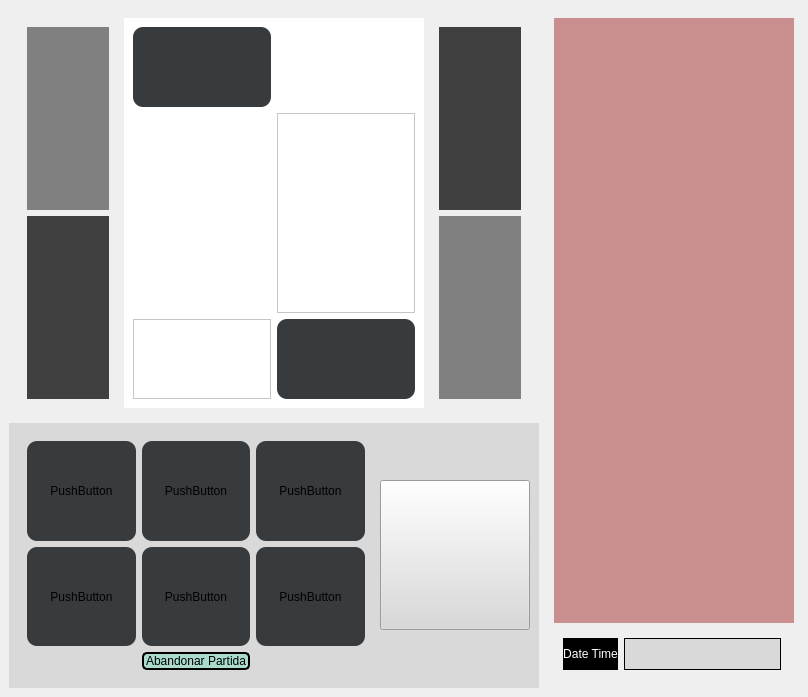
Before: the Qt Designer form Pràctica 2/pantallas ui/pantalla_cambiar_pokemon.ui in Joel-Malonda-2209/Proyecto_Pokemon, drawn with Qt 5.
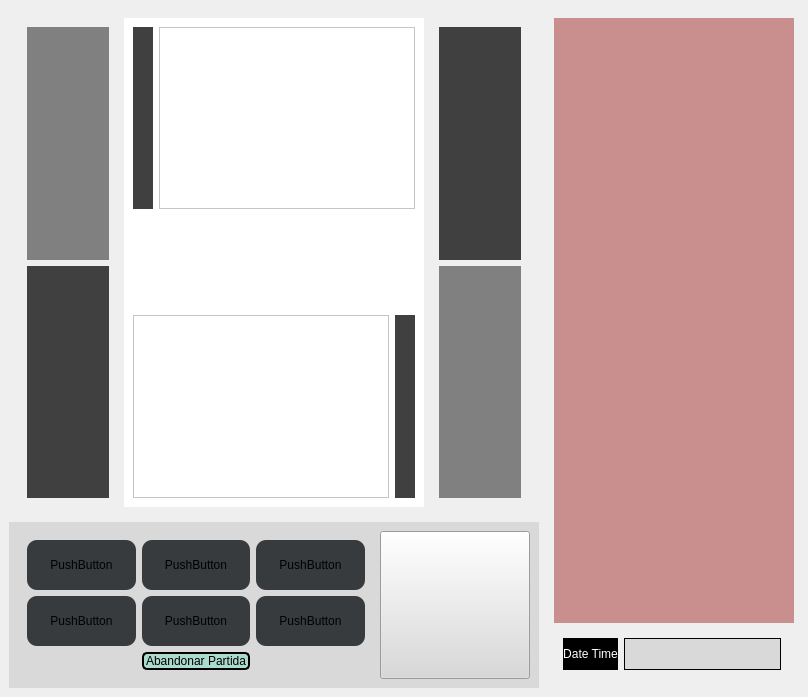
After: the same form once the commit is applied. Icons and pictures are not drawn.

The edit to the form file:
```diff
--- a/Pràctica 2/pantallas ui/pantalla_cambiar_pokemon.ui
+++ b/Pràctica 2/pantallas ui/pantalla_cambiar_pokemon.ui
@@ -86,88 +86,69 @@
               <string notr="true">background-color: rgb(255, 255, 255);</string>
              </property>
              <layout class="QGridLayout" name="gridLayout">
+              <item row="1" column="0">
+               <spacer name="verticalSpacer">
+                <property name="orientation">
+                 <enum>Qt::Vertical</enum>
+                </property>
+                <property name="sizeType">
+                 <enum>QSizePolicy::Fixed</enum>
+                </property>
+                <property name="sizeHint" stdset="0">
+                 <size>
+                  <width>20</width>
+                  <height>100</height>
+                 </size>
+                </property>
+               </spacer>
+              </item>
               <item row="0" column="0">
-               <widget class="QLabel" name="label">
-                <property name="minimumSize">
-                 <size>
-                  <width>120</width>
-                  <height>80</height>
-                 </size>
-                </property>
-                <property name="maximumSize">
-                 <size>
-                  <width>350</width>
-                  <height>200</height>
-                 </size>
-                </property>
-                <property name="styleSheet">
-                 <string notr="true">background-color: rgb(55, 59, 61); border-radius: 10px;</string>
-                </property>
-                <property name="text">
-                 <string/>
-                </property>
-               </widget>
-              </item>
-              <item row="2" column="2">
+               <layout class="QHBoxLayout" name="horizontalLayout_4">
+                <item>
                <widget class="QLabel" name="label_2">
-                <property name="minimumSize">
-                 <size>
-                  <width>120</width>
-                  <height>80</height>
-                 </size>
-                </property>
-                <property name="maximumSize">
-                 <size>
-                  <width>350</width>
-                  <height>200</height>
-                 </size>
-                </property>
                 <property name="styleSheet">
-                 <string notr="true">background-color: rgb(55, 59, 61); border-radius: 10px;</string>
+                   <string notr="true">background-color: rgb(64, 64, 64);</string>
                 </property>
                 <property name="text">
                  <string/>
                 </property>
                </widget>
+                </item>
+                <item>
+                 <widget class="QGraphicsView" name="graphicsView_2">
+                  <property name="sizePolicy">
+                   <sizepolicy hsizetype="Preferred" vsizetype="Preferred">
+                    <horstretch>0</horstretch>
+                    <verstretch>0</verstretch>
+                   </sizepolicy>
+                  </property>
+                 </widget>
+                </item>
+               </layout>
               </item>
               <item row="2" column="0">
-               <widget class="QFrame" name="frame">
-                <property name="styleSheet">
-                 <string notr="true">image: url(:/elipse.png);</string>
-                </property>
-                <property name="frameShape">
-                 <enum>QFrame::StyledPanel</enum>
-                </property>
-                <property name="frameShadow">
-                 <enum>QFrame::Raised</enum>
-                </property>
-               </widget>
-              </item>
-              <item row="1" column="2">
-               <widget class="QFrame" name="frame_5">
+               <layout class="QHBoxLayout" name="horizontalLayout_5">
+                <item>
+                 <widget class="QGraphicsView" name="graphicsView">
+                  <property name="sizePolicy">
+                   <sizepolicy hsizetype="Preferred" vsizetype="Preferred">
+                    <horstretch>0</horstretch>
+                    <verstretch>0</verstretch>
+                   </sizepolicy>
+                  </property>
+                 </widget>
+                </item>
+                <item>
+                 <widget class="QLabel" name="label">
                 <property name="styleSheet">
-                 <string notr="true">image: url(:/elipse.png);</string>
-                </property>
-                <property name="frameShape">
-                 <enum>QFrame::StyledPanel</enum>
-                </property>
-                <property name="frameShadow">
-                 <enum>QFrame::Raised</enum>
-                </property>
-               </widget>
-              </item>
-              <item row="1" column="0">
-               <widget class="QLabel" name="label_7">
-                <property name="minimumSize">
-                 <size>
-                  <width>0</width>
-                  <height>200</height>
-                 </size>
+                   <string notr="true">background-color: rgb(64, 64, 64);</string>
                 </property>
                 <property name="text">
                  <string/>
                 </property>
                </widget>
+                </item>
+               </layout>
               </item>
              </layout>
             </widget>
```
Lines whose indentation alone changed are shown as unchanged.
